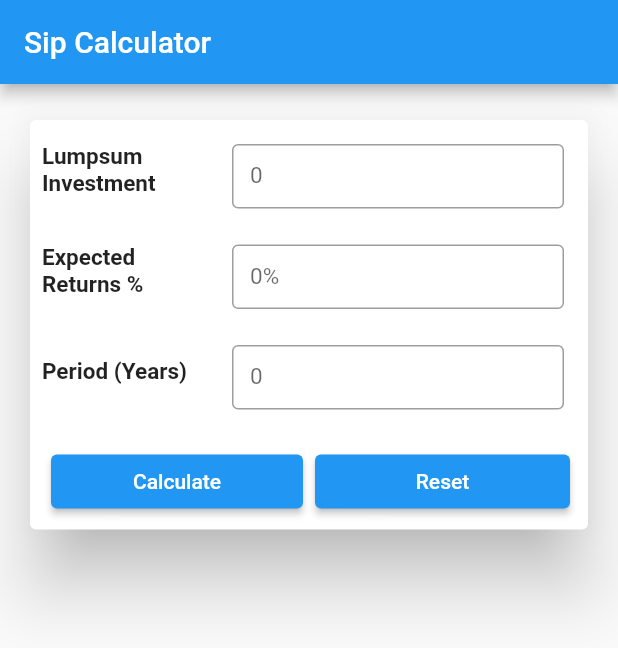
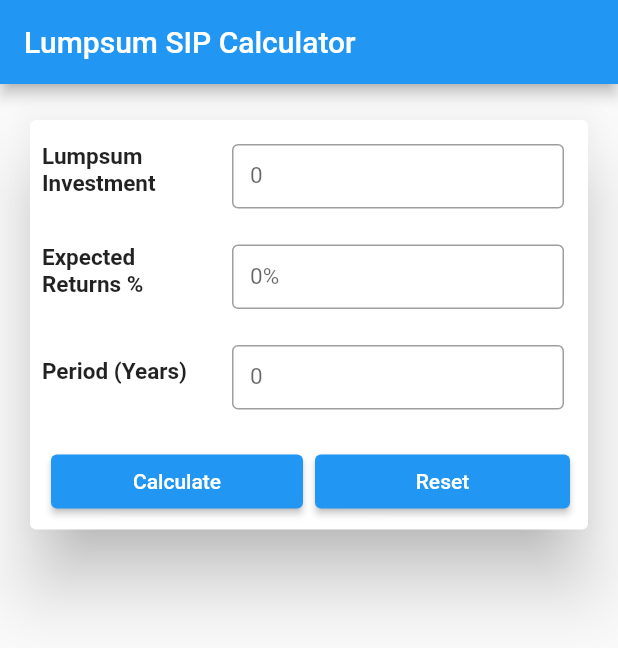
Before and after one commit to Philosopher-G33k/sip_calculator, a Flutter app: the screen it shows after launch, on a phone screen of 412 x 824 dp. Shown: the top 648 px of the screen. Run offline on Flutter 3.47's test engine with Material 2 defaults, Android fonts, the phone set to English and light mode, and no system bars; our stand-ins replace fl_chart.

Commit message:
Sets the correct title for sip calculators

```diff
--- a/lib/screens/lumpsum_sip_screen/lumpsum_sip_screen.dart
+++ b/lib/screens/lumpsum_sip_screen/lumpsum_sip_screen.dart
@@ -43,7 +43,7 @@ class _LumpsumSipScreenState extends State<LumpsumSipScreen> {
   Widget build(BuildContext context) {
     return Scaffold(
       appBar: AppBar(
-        title: const Text("Sip Calculator"),
+        title: const Text("Lumpsum SIP Calculator"),
       ),
       body: SingleChildScrollView(
         child: Center(
--- a/lib/screens/monthly_sip_screen/monthly_sip_screen.dart
+++ b/lib/screens/monthly_sip_screen/monthly_sip_screen.dart
@@ -44,7 +44,7 @@ class _MonthlySipScreenState extends State<MonthlySipScreen> {
   Widget build(BuildContext context) {
     return Scaffold(
       appBar: AppBar(
-        title: const Text("Sip Calculator"),
+        title: const Text("Monthly SIP Calculator"),
       ),
       body: SingleChildScrollView(
         child: Center(
```
